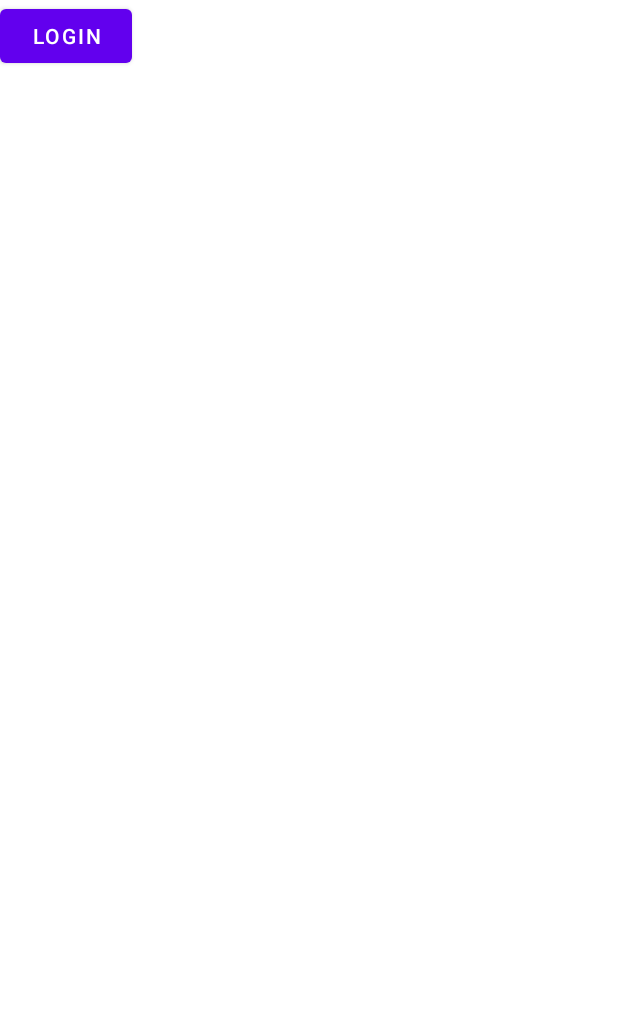
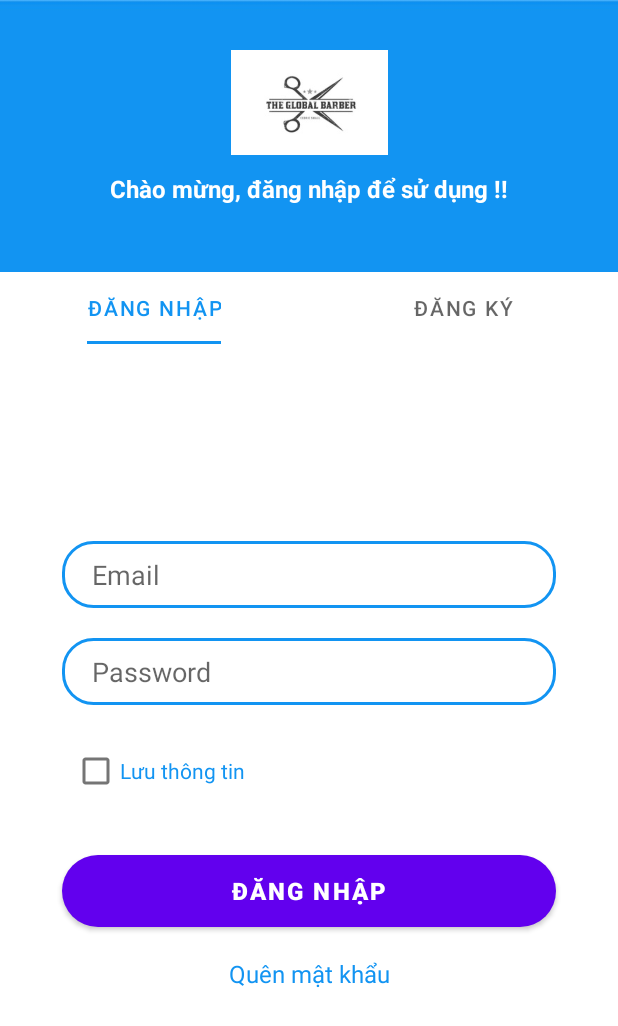
Before and after one commit to ngocphuphamm/MobileAppBookHair, an Android app: the LoginActivity screen opened directly, with no data from a screen before it, on a phone screen of 412 x 824 dp. Shown: the top 1026 px of the screen. Run offline under Robolectric (Android 15) with nearby library versions, the light colour scheme and no system bars; Roboto replaces fonts that are not available here.

Commit message:
frament dang nhap dang ki

```diff
--- a/app/build.gradle
+++ b/app/build.gradle
@@ -32,6 +32,7 @@ dependencies {
     implementation 'androidx.appcompat:appcompat:1.4.1'
     implementation 'com.google.android.material:material:1.5.0'
     implementation 'androidx.constraintlayout:constraintlayout:2.1.3'
+    implementation 'androidx.legacy:legacy-support-v4:1.0.0'
     testImplementation 'junit:junit:4.+'
     androidTestImplementation 'androidx.test.ext:junit:1.1.3'
     androidTestImplementation 'androidx.test.espresso:espresso-core:3.4.0'
--- a/app/src/main/java/com/example/bookhair/LoginActivity.java
+++ b/app/src/main/java/com/example/bookhair/LoginActivity.java
@@ -1,14 +1,56 @@
 package com.example.bookhair;
 
 import androidx.appcompat.app.AppCompatActivity;
+import androidx.fragment.app.FragmentManager;
+import androidx.viewpager2.widget.ViewPager2;
 
 import android.os.Bundle;
+import android.view.WindowManager;
+
+import com.example.bookhair.adapter.LoginAdapter;
+import com.google.android.material.tabs.TabLayout;
 
 public class LoginActivity extends AppCompatActivity {
+    TabLayout tabLayout;
+    ViewPager2 viewPager;
+    LoginAdapter loginAdapter;
 
     @Override
     protected void onCreate(Bundle savedInstanceState) {
         super.onCreate(savedInstanceState);
+        getWindow().setFlags(WindowManager.LayoutParams.FLAG_FULLSCREEN,WindowManager.LayoutParams.FLAG_FULLSCREEN);
         setContentView(R.layout.activity_login);
+        tabLayout = findViewById(R.id.tab_layout);
+        viewPager = (ViewPager2)  findViewById(R.id.view_pager);
+        FragmentManager fm = getSupportFragmentManager();
+        loginAdapter = new LoginAdapter(fm, getLifecycle());
+        viewPager.setAdapter(loginAdapter);
+
+        tabLayout.addTab(tabLayout.newTab().setText("Đăng nhập"));
+        tabLayout.addTab(tabLayout.newTab().setText("Đăng ký"));
+
+        tabLayout.addOnTabSelectedListener(new TabLayout.OnTabSelectedListener() {
+            @Override
+            public void onTabSelected(TabLayout.Tab tab) {
+                viewPager.setCurrentItem(tab.getPosition());
+            }
+
+            @Override
+            public void onTabUnselected(TabLayout.Tab tab) {
+
+            }
+
+            @Override
+            public void onTabReselected(TabLayout.Tab tab) {
+
+            }
+        });
+        viewPager.registerOnPageChangeCallback(new ViewPager2.OnPageChangeCallback() {
+            @Override
+            public void onPageSelected(int position) {
+                tabLayout.selectTab(tabLayout.getTabAt(position));
+            }
+        });
+
     }
 }
--- /dev/null
+++ b/app/src/main/java/com/example/bookhair/adapter/LoginAdapter.java
@@ -0,0 +1,33 @@
+package com.example.bookhair.adapter;
+
+import androidx.annotation.NonNull;
+import androidx.fragment.app.Fragment;
+import androidx.fragment.app.FragmentManager;
+import androidx.lifecycle.Lifecycle;
+import androidx.viewpager2.adapter.FragmentStateAdapter;
+
+import com.example.bookhair.fragment.LoginFragment;
+import com.example.bookhair.fragment.SignupFragment;
+
+public class LoginAdapter  extends FragmentStateAdapter {
+    public LoginAdapter(@NonNull FragmentManager fragmentManager, @NonNull Lifecycle lifecycle) {
+        super(fragmentManager, lifecycle);
+    }
+
+    @NonNull
+    @Override
+    public Fragment createFragment(int position) {
+        switch (position)
+        {
+            case 1:
+                return new SignupFragment();
+        }
+        return new LoginFragment();
+    }
+
+    @Override
+    public int getItemCount() {
+        return 2;
+    }
+
+}
--- /dev/null
+++ b/app/src/main/java/com/example/bookhair/fragment/LoginFragment.java
@@ -0,0 +1,66 @@
+package com.example.bookhair.fragment;
+
+import android.os.Bundle;
+
+import androidx.fragment.app.Fragment;
+
+import android.view.LayoutInflater;
+import android.view.View;
+import android.view.ViewGroup;
+
+import com.example.bookhair.R;
+
+/**
+ * A simple {@link Fragment} subclass.
+ * Use the {@link LoginFragment#newInstance} factory method to
+ * create an instance of this fragment.
+ */
+public class LoginFragment extends Fragment {
+
+    // TODO: Rename parameter arguments, choose names that match
+    // the fragment initialization parameters, e.g. ARG_ITEM_NUMBER
+    private static final String ARG_PARAM1 = "param1";
+    private static final String ARG_PARAM2 = "param2";
+
+    // TODO: Rename and change types of parameters
+    private String mParam1;
+    private String mParam2;
+
+    public LoginFragment() {
+        // Required empty public constructor
+    }
+
+    /**
+     * Use this factory method to create a new instance of
+     * this fragment using the provided parameters.
+     *
+     * @param param1 Parameter 1.
+     * @param param2 Parameter 2.
+     * @return A new instance of fragment LoginFragment.
+     */
+    // TODO: Rename and change types and number of parameters
+    public static LoginFragment newInstance(String param1, String param2) {
+        LoginFragment fragment = new LoginFragment();
+        Bundle args = new Bundle();
+        args.putString(ARG_PARAM1, param1);
+        args.putString(ARG_PARAM2, param2);
+        fragment.setArguments(args);
+        return fragment;
+    }
+
+    @Override
+    public void onCreate(Bundle savedInstanceState) {
+        super.onCreate(savedInstanceState);
+        if (getArguments() != null) {
+            mParam1 = getArguments().getString(ARG_PARAM1);
+            mParam2 = getArguments().getString(ARG_PARAM2);
+        }
+    }
+
+    @Override
+    public View onCreateView(LayoutInflater inflater, ViewGroup container,
+                             Bundle savedInstanceState) {
+        // Inflate the layout for this fragment
+        return inflater.inflate(R.layout.fragment_login, container, false);
+    }
+}
--- a/app/src/main/res/layout/activity_login.xml
+++ b/app/src/main/res/layout/activity_login.xml
@@ -6,11 +6,82 @@
     android:layout_height="match_parent"
     tools:context=".LoginActivity">
 
-    <Button
-        android:id="@+id/button3"
+    <ImageView
+        android:id="@+id/imageView"
+        android:layout_width="wrap_content"
+        android:layout_height="0dp"
+        android:scaleType="centerCrop"
+        android:src="@drawable/background_login"
+        app:layout_constraintBottom_toBottomOf="parent"
+        app:layout_constraintEnd_toEndOf="parent"
+        app:layout_constraintHeight_percent=".27"
+        app:layout_constraintHorizontal_bias="0.0"
+        app:layout_constraintStart_toStartOf="parent"
+        app:layout_constraintTop_toTopOf="parent"
+        app:layout_constraintVertical_bias="0.0" />
+
+    <androidx.constraintlayout.widget.ConstraintLayout
+        android:id="@+id/constraintLayout"
+        android:layout_width="match_parent"
+        android:layout_height="0dp"
+        android:background="@drawable/view_bg"
+        app:layout_constraintBottom_toBottomOf="parent"
+        app:layout_constraintEnd_toEndOf="parent"
+        app:layout_constraintHeight_percent=".78"
+        app:layout_constraintStart_toStartOf="parent"
+        app:layout_constraintTop_toTopOf="parent"
+        app:layout_constraintVertical_bias="1">
+
+        <androidx.viewpager2.widget.ViewPager2
+            android:id="@+id/view_pager"
+            android:layout_width="match_parent"
+            android:layout_height="match_parent"
+            app:layout_constraintBottom_toBottomOf="parent"
+            app:layout_constraintEnd_toEndOf="parent"
+            app:layout_constraintHeight_percent=".7"
+            app:layout_constraintStart_toStartOf="parent"
+            app:layout_constraintTop_toTopOf="parent"
+            app:layout_constraintVertical_bias="0" />
+
+        <com.google.android.material.tabs.TabLayout
+            android:id="@+id/tab_layout"
+            android:layout_width="match_parent"
+            android:layout_height="wrap_content"
+            app:layout_constraintBottom_toBottomOf="parent"
+            app:layout_constraintEnd_toEndOf="parent"
+            app:layout_constraintStart_toStartOf="parent"
+            app:layout_constraintTop_toTopOf="parent"
+            app:tabSelectedTextColor="#1294F2"
+            app:tabIndicatorColor="#1294F2"
+            app:tabIndicatorFullWidth="false"
+            app:layout_constraintVertical_bias="0" />
+
+
+    </androidx.constraintlayout.widget.ConstraintLayout>
+
+    <ImageView
+        android:id="@+id/imageView2"
+        android:layout_width="150dp"
+        android:layout_height="70dp"
+        android:src="@drawable/logo_home_barber"
+        app:layout_constraintBottom_toTopOf="@+id/constraintLayout"
+        app:layout_constraintEnd_toEndOf="parent"
+        app:layout_constraintStart_toStartOf="parent"
+        app:layout_constraintTop_toTopOf="@+id/imageView"
+        app:layout_constraintVertical_bias=".3" />
+
+    <TextView
         android:layout_width="wrap_content"
         android:layout_height="wrap_content"
-        android:text="Login"
-        tools:layout_editor_absoluteX="129dp"
-        tools:layout_editor_absoluteY="293dp" />
+        android:text="Chào mừng, đăng nhập để sử dụng !!"
+        app:layout_constraintBottom_toTopOf="@+id/constraintLayout"
+        app:layout_constraintEnd_toEndOf="parent"
+        app:layout_constraintStart_toStartOf="parent"
+        app:layout_constraintTop_toBottomOf="@+id/imageView2"
+        android:textColor="@color/white"
+        android:textStyle="bold"
+        android:textSize="16sp"
+        app:layout_constraintVertical_bias=".2"
+
+        />
 </androidx.constraintlayout.widget.ConstraintLayout>
--- /dev/null
+++ b/app/src/main/res/layout/fragment_login.xml
@@ -0,0 +1,96 @@
+<?xml version="1.0" encoding="utf-8"?>
+<androidx.constraintlayout.widget.ConstraintLayout xmlns:android="http://schemas.android.com/apk/res/android"
+    xmlns:app="http://schemas.android.com/apk/res-auto"
+    android:layout_width="match_parent"
+    android:layout_height="match_parent">
+
+    <EditText
+        android:id="@+id/email"
+        android:layout_width="0dp"
+        android:layout_height="wrap_content"
+        app:layout_constraintBottom_toBottomOf="parent"
+        app:layout_constraintEnd_toEndOf="parent"
+        app:layout_constraintStart_toStartOf="parent"
+        app:layout_constraintTop_toTopOf="parent"
+        app:layout_constraintWidth_percent=".8"
+        app:layout_constraintVertical_bias=".3"
+        app:layout_constraintHorizontal_bias=".5"
+        android:hint="Email"
+        android:paddingLeft="20dp"
+        android:paddingTop="10dp"
+        android:paddingBottom="10dp"
+        android:background="@drawable/edit_text_bg"
+        />
+
+    <EditText
+        android:id="@+id/pass"
+        android:layout_width="0dp"
+        android:layout_height="wrap_content"
+        android:hint="Password"
+        android:paddingLeft="20dp"
+        android:paddingTop="10dp"
+        android:paddingBottom="10dp"
+        app:layout_constraintBottom_toBottomOf="parent"
+        app:layout_constraintEnd_toEndOf="parent"
+        app:layout_constraintHorizontal_bias=".5"
+        app:layout_constraintStart_toStartOf="parent"
+        app:layout_constraintTop_toBottomOf="@+id/email"
+        app:layout_constraintWidth_percent=".8"
+        app:layout_constraintVertical_bias="0"
+        android:layout_marginTop="20dp"
+        android:inputType="textPassword"
+        android:background="@drawable/edit_text_bg"
+        />
+
+    <Button
+        android:id="@+id/btn_login"
+        android:layout_width="0dp"
+        android:layout_height="wrap_content"
+        android:background="@drawable/button_bg"
+        android:text="Đăng Nhập"
+        android:textColor="@color/white"
+        android:textSize="16sp"
+        android:textStyle="bold"
+        app:layout_constraintBottom_toBottomOf="parent"
+        app:layout_constraintEnd_toEndOf="parent"
+        app:layout_constraintStart_toStartOf="parent"
+        app:layout_constraintTop_toBottomOf="@+id/pass"
+        app:layout_constraintWidth_percent=".8"
+        app:layout_constraintVertical_bias="0"
+        android:layout_marginTop="100dp"
+        />
+
+    <TextView
+        android:id="@+id/forgotPw"
+        android:layout_width="wrap_content"
+        android:layout_height="wrap_content"
+        android:text="Quên mật khẩu"
+        app:layout_constraintBottom_toBottomOf="parent"
+        app:layout_constraintEnd_toEndOf="parent"
+        app:layout_constraintStart_toStartOf="parent"
+        app:layout_constraintTop_toBottomOf="@+id/btn_login"
+        app:layout_constraintVertical_bias="0"
+        android:layout_marginTop="20dp"
+        android:textSize="16sp"
+        android:textColor="#1294F2"
+        />
+
+    <CheckBox
+        android:id="@+id/saveif"
+        android:layout_width="wrap_content"
+        android:layout_height="wrap_content"
+        app:layout_constraintBottom_toTopOf="@+id/btn_login"
+        app:layout_constraintEnd_toEndOf="parent"
+        app:layout_constraintStart_toStartOf="parent"
+        app:layout_constraintTop_toBottomOf="@+id/pass"
+        app:layout_constraintVertical_bias="0"
+        android:layout_marginTop="20dp"
+        android:layout_marginLeft="20dp"
+        app:layout_constraintHorizontal_bias=".1"
+        android:text="Lưu thông tin"
+        android:textColor="#1294F2"
+        />
+
+
+
+</androidx.constraintlayout.widget.ConstraintLayout>
--- a/app/src/main/res/values/strings.xml
+++ b/app/src/main/res/values/strings.xml
@@ -1,3 +1,5 @@
 <resources>
     <string name="app_name">BookHair</string>
+    <!-- TODO: Remove or change this placeholder text -->
+    <string name="hello_blank_fragment">Hello blank fragment</string>
 </resources>
```
Also changed, not shown: app/src/main/java/com/example/bookhair/fragment/SignupFragment.java (added, +66 -0 lines), app/src/main/res/layout/fragment_signup.xml (added, +71 -0 lines).
